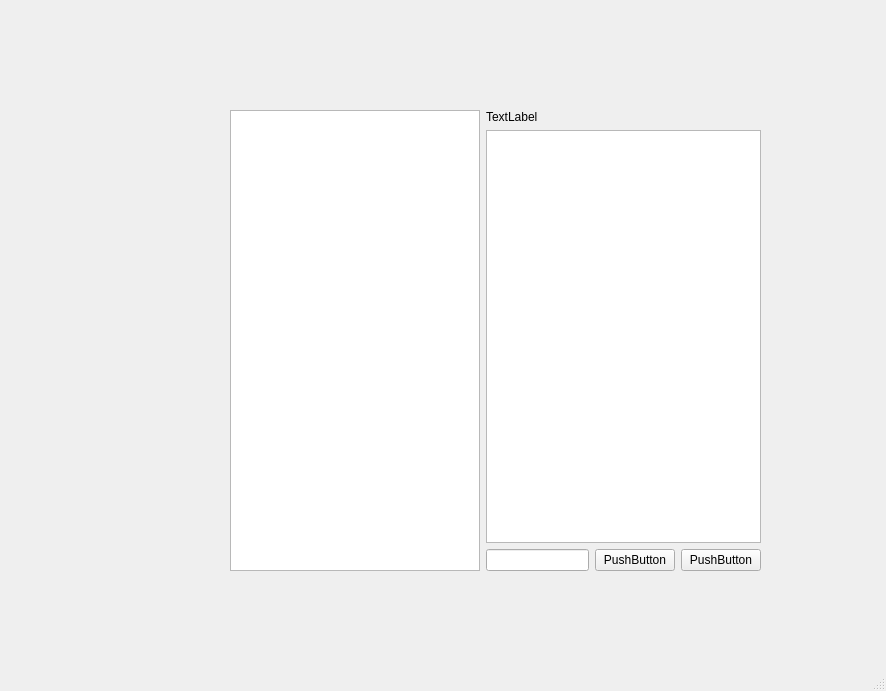
Before: the Qt Designer form mainwindow.ui in Jwin531/Messenger, drawn with Qt 5.
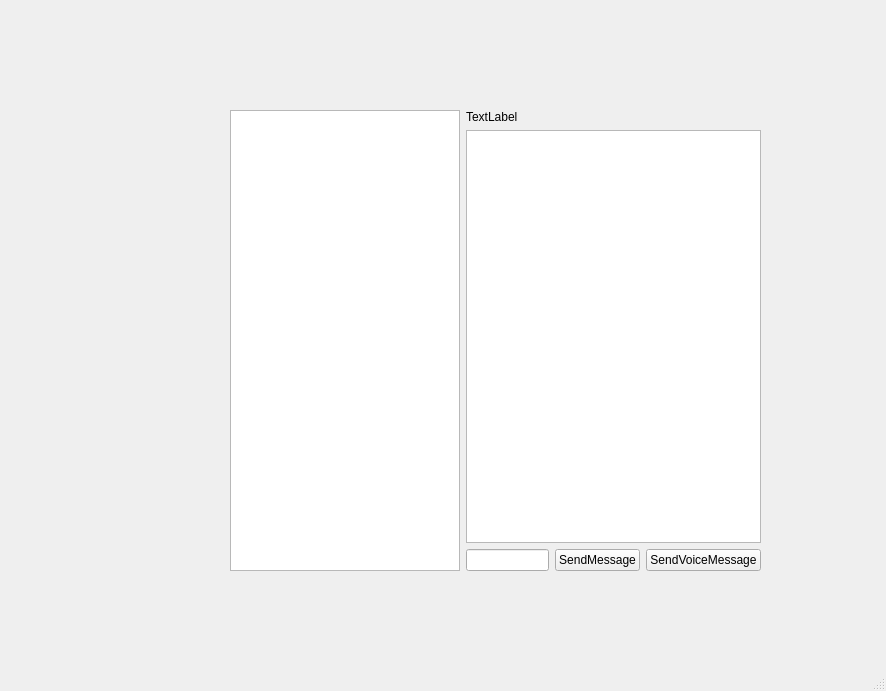
After: the same form once the commit is applied.

What changed in the file:
```diff
--- a/mainwindow.ui
+++ b/mainwindow.ui
@@ -37,7 +37,14 @@
         </widget>
        </item>
        <item>
-        <widget class="QTextEdit" name="textWith"/>
+        <widget class="QTextEdit" name="textWith">
+         <property name="enabled">
+          <bool>true</bool>
+         </property>
+         <property name="textInteractionFlags">
+          <set>Qt::TextSelectableByMouse</set>
+         </property>
+        </widget>
        </item>
        <item>
         <layout class="QHBoxLayout" name="horizontalLayout_2">
@@ -47,14 +54,14 @@
          <item>
           <widget class="QPushButton" name="sendMessage">
            <property name="text">
-            <string>PushButton</string>
+            <string>SendMessage</string>
            </property>
           </widget>
          </item>
          <item>
           <widget class="QPushButton" name="SendVoiceMessage">
            <property name="text">
-            <string>PushButton</string>
+            <string>SendVoiceMessage</string>
            </property>
           </widget>
          </item>
```
